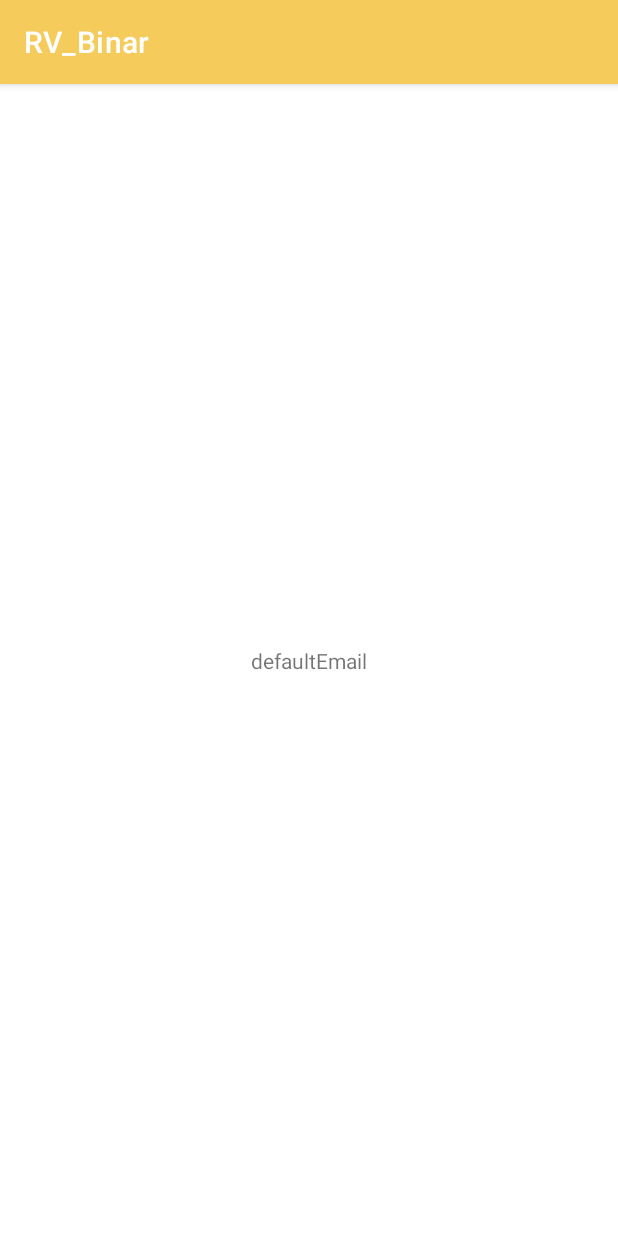
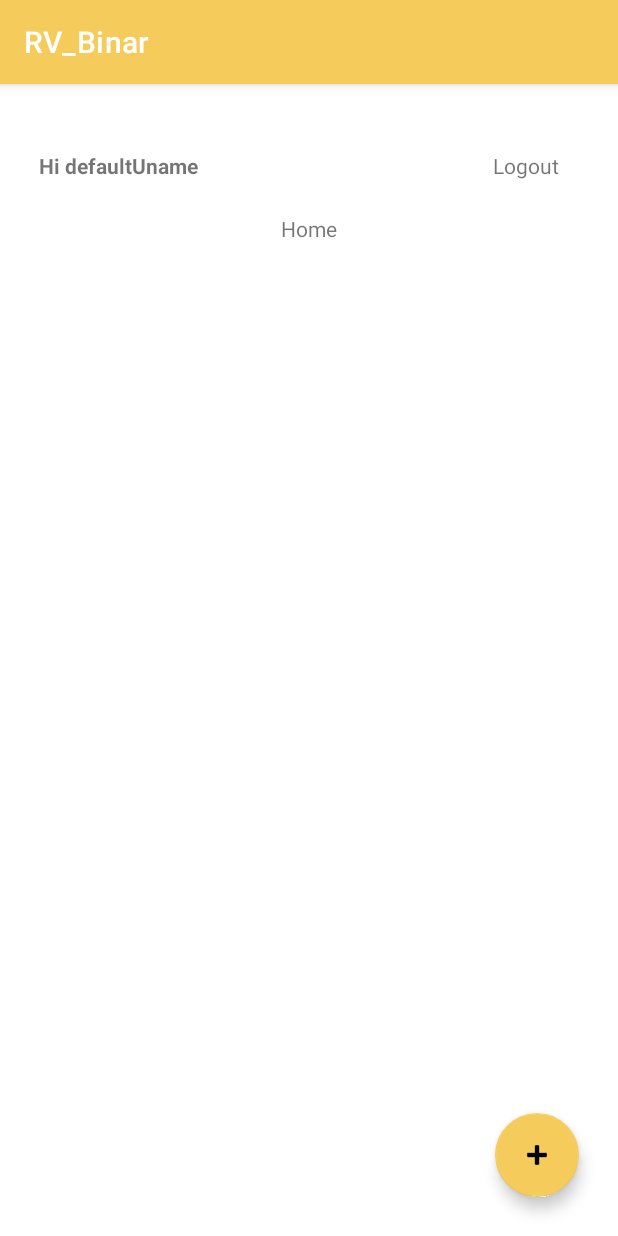
Before and after one commit to aabdullah33/RV_Binar, an Android app: the HomeActivity screen opened directly, with no data from a screen before it, on a phone screen of 412 x 824 dp. Run offline under Robolectric (Android 15) with nearby library versions, the phone set to English and light mode, and no system bars.

Commit message:
Add ROOM dependencies and layout on HomeActivity

```diff
--- a/app/build.gradle
+++ b/app/build.gradle
@@ -47,6 +47,11 @@ dependencies {
     implementation 'androidx.navigation:navigation-ui-ktx:2.4.1'
     implementation 'androidx.recyclerview:recyclerview:1.2.1'
     implementation 'androidx.compose.material:material:1.1.1'
+
+    //lib coroutines
+    implementation 'org.jetbrains.kotlinx:kotlinx-coroutines-core:1.5.0'
+    implementation 'androidx.room:room-common:2.4.2'
+
     testImplementation 'junit:junit:4.13.2'
     androidTestImplementation 'androidx.test.ext:junit:1.1.3'
     androidTestImplementation 'androidx.test.espresso:espresso-core:3.4.0'
--- a/app/src/main/java/com/binar/rv_binar/HomeActivity.kt
+++ b/app/src/main/java/com/binar/rv_binar/HomeActivity.kt
@@ -18,9 +18,8 @@ class HomeActivity : AppCompatActivity() {
         val sharedPreferences: SharedPreferences =
             this.getSharedPreferences("SP_INFO", Context.MODE_PRIVATE)
 
-        val email_id = sharedPreferences.getString("email", "defaultEmail")
-        val password = sharedPreferences.getString("pass", "defaultPass")
+        val uname = sharedPreferences.getString("uname", "defaultUname")
 
-        binding.tes.text = email_id
+        binding.tes.text = "Hi $uname"
     }
 }
--- a/app/src/main/java/com/binar/rv_binar/RegisterFragment.kt
+++ b/app/src/main/java/com/binar/rv_binar/fragment/RegisterFragment.kt
@@ -1,4 +1,4 @@
-package com.binar.rv_binar
+package com.binar.rv_binar.fragment
 
 import android.content.Context
 import android.content.SharedPreferences
@@ -9,7 +9,6 @@ import android.view.View
 import android.view.ViewGroup
 import android.widget.Toast
 import androidx.navigation.findNavController
-import com.binar.rv_binar.databinding.FragmentLoginBinding
 import com.binar.rv_binar.databinding.FragmentRegisterBinding
 
 class RegisterFragment : Fragment() {
--- a/app/src/main/res/layout/activity_home.xml
+++ b/app/src/main/res/layout/activity_home.xml
@@ -10,10 +10,53 @@
         android:id="@+id/tes"
         android:layout_width="wrap_content"
         android:layout_height="wrap_content"
-        android:text="GAGAL"
+        android:text="Welcome, GAGAL!"
+        android:textStyle="bold"
+        app:layout_constraintBottom_toBottomOf="parent"
+        app:layout_constraintEnd_toEndOf="parent"
+        app:layout_constraintHorizontal_bias="0.084"
+        app:layout_constraintStart_toStartOf="parent"
+        app:layout_constraintTop_toTopOf="parent"
+        app:layout_constraintVertical_bias="0.06" />
+
+    <TextView
+        android:id="@+id/tes3"
+        android:layout_width="wrap_content"
+        android:layout_height="wrap_content"
+        android:text="Logout"
+        app:layout_constraintBottom_toBottomOf="parent"
+        app:layout_constraintEnd_toEndOf="parent"
+        app:layout_constraintHorizontal_bias="0.893"
+        app:layout_constraintStart_toStartOf="parent"
+        app:layout_constraintTop_toTopOf="parent"
+        app:layout_constraintVertical_bias="0.06" />
+
+    <TextView
+        android:id="@+id/tes2"
+        android:layout_width="wrap_content"
+        android:layout_height="wrap_content"
+        android:text="Home"
         app:layout_constraintBottom_toBottomOf="parent"
         app:layout_constraintEnd_toEndOf="parent"
         app:layout_constraintStart_toStartOf="parent"
-        app:layout_constraintTop_toTopOf="parent" />
+        app:layout_constraintTop_toTopOf="parent"
+        app:layout_constraintVertical_bias="0.116" />
+
+    <androidx.recyclerview.widget.RecyclerView
+        android:layout_width="match_parent"
+        android:layout_height="520dp"
+        android:layout_marginTop="28dp"
+        app:layout_constraintTop_toBottomOf="@+id/tes2"
+        tools:layout_editor_absoluteX="-2dp" />
+
+    <com.google.android.material.floatingactionbutton.FloatingActionButton
+        android:id="@+id/floatingActionButton"
+        android:layout_width="wrap_content"
+        android:layout_height="wrap_content"
+        android:layout_margin="26dp"
+        android:clickable="true"
+        app:layout_constraintBottom_toBottomOf="parent"
+        app:layout_constraintEnd_toEndOf="parent"
+        app:srcCompat="@android:drawable/ic_input_add" />
 
 </androidx.constraintlayout.widget.ConstraintLayout>
--- a/app/src/main/res/layout/fragment_login.xml
+++ b/app/src/main/res/layout/fragment_login.xml
@@ -5,7 +5,7 @@
     android:layout_width="match_parent"
     android:layout_height="match_parent"
     android:background="@color/darker_grey"
-    tools:context=".LoginFragment">
+    tools:context=".fragment.LoginFragment">
 
     <com.google.android.material.textview.MaterialTextView
         android:id="@+id/textView"
--- a/app/src/main/res/layout/fragment_register.xml
+++ b/app/src/main/res/layout/fragment_register.xml
@@ -5,7 +5,7 @@
     android:layout_width="match_parent"
     android:layout_height="match_parent"
     android:background="@color/darker_grey"
-    tools:context=".RegisterFragment">
+    tools:context=".fragment.RegisterFragment">
 
     <com.google.android.material.textview.MaterialTextView
         android:id="@+id/textView"
--- a/app/src/main/res/navigation/login_nav.xml
+++ b/app/src/main/res/navigation/login_nav.xml
@@ -6,7 +6,7 @@
     app:startDestination="@id/loginFragment">
     <fragment
         android:id="@+id/loginFragment"
-        android:name="com.binar.rv_binar.LoginFragment"
+        android:name="com.binar.rv_binar.fragment.LoginFragment"
         android:label="fragment_login"
         tools:layout="@layout/fragment_login" >
         <action
@@ -19,7 +19,7 @@
     </fragment>
     <fragment
         android:id="@+id/registerFragment"
-        android:name="com.binar.rv_binar.RegisterFragment"
+        android:name="com.binar.rv_binar.fragment.RegisterFragment"
         android:label="fragment_register"
         tools:layout="@layout/fragment_register" />
 </navigation>
```
Also changed, not shown: app/src/main/java/com/binar/rv_binar/SplashScreenActivity.kt (+18 -5 lines), app/src/main/java/com/binar/rv_binar/fragment/LoginFragment.kt (renamed from app/src/main/java/com/binar/rv_binar/LoginFragment.kt, +6 -1 lines).
